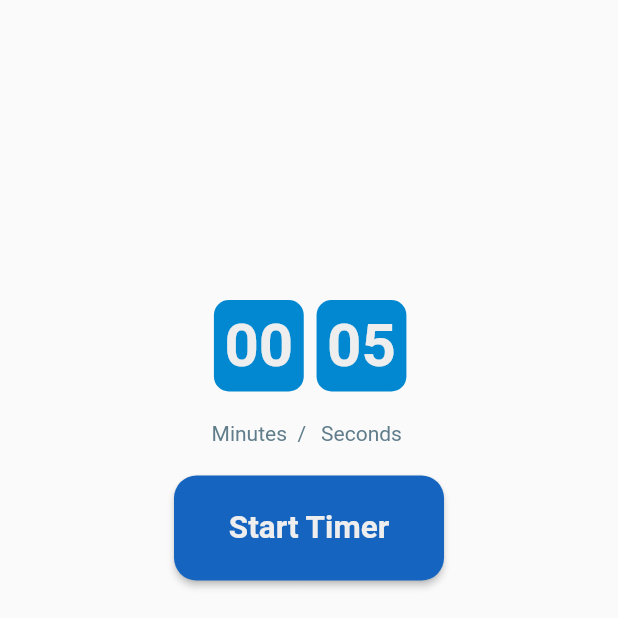
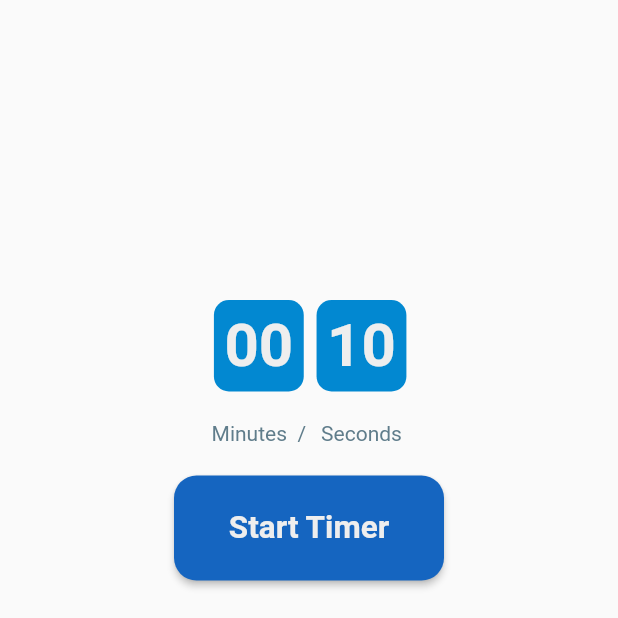
Before and after one commit to gu-tig169-ht21/Grupp-3, a Flutter app: the FirstTimerView screen opened directly, on a phone screen of 412 x 824 dp, the top half of it. Run offline on Flutter 3.47's test engine with Material 2 defaults, Android fonts, the phone set to English and light mode, and no system bars; our stand-ins replace cloud_firestore, firebase_core; missing offline and left inert: ndialog; accounts and stored records are empty.

Commit message:
ändrad tid firsttimer

```diff
--- a/lib/views/timerviews/firsttimerview.dart
+++ b/lib/views/timerviews/firsttimerview.dart
@@ -14,7 +14,7 @@ class FirstTimerView extends StatefulWidget {
 
 class _FirstTimerView extends State<FirstTimerView> {
   static const countDownDuration =
-      Duration(minutes: 0, seconds: 5); // KOM IHÅG ATT ÄNDRA TILL 25 MINUTER
+      Duration(minutes: 0, seconds: 10); // KOM IHÅG ATT ÄNDRA TILL 25 MINUTER
   Duration duration =
       countDownDuration; //Delar upp tidsspann i minuter och sekunder med hjälp av raden ovanför
 
```
